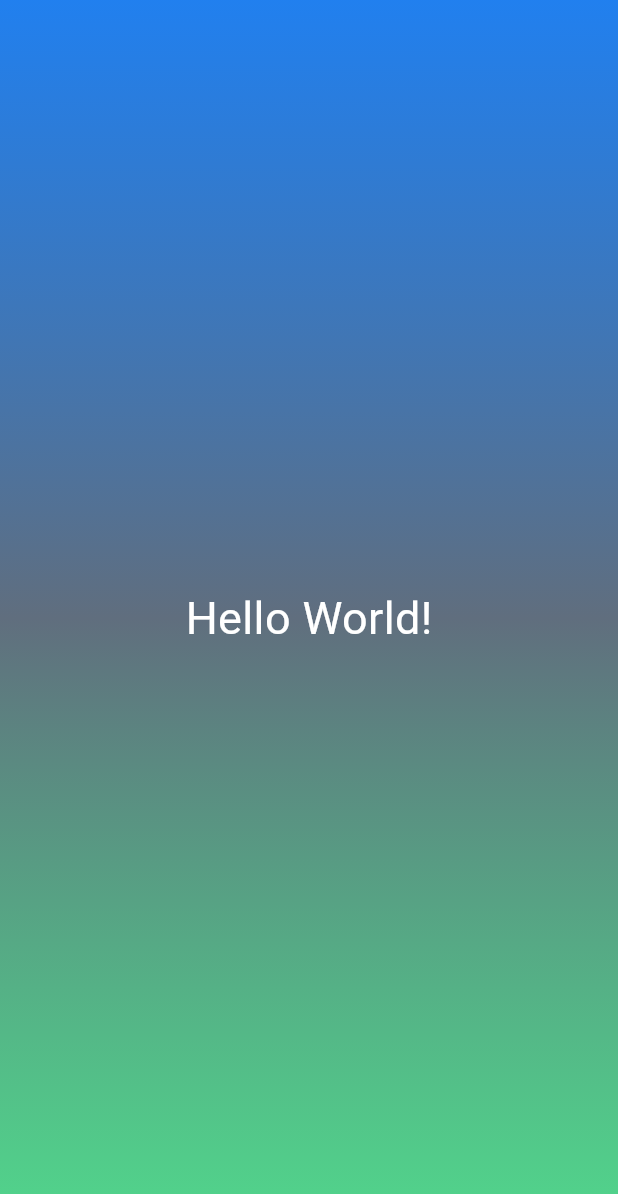
After one commit to alessandro-barate/first-flutter-app, a Flutter app: the screen it shows after launch, on a phone screen of 412 x 824 dp. The commit adds this screen. Shown: the top 1194 px of the screen. Run offline on Flutter 3.47's test engine with Material 3 defaults, Android fonts, the phone set to English and light mode, and no system bars.

Commit message:
Creating the gradient container class

```diff
--- /dev/null
+++ b/lib/gradient_container.dart
@@ -0,0 +1,29 @@
+import 'package:flutter/material.dart';
+
+// Gradient Container
+class GradientContainer extends StatelessWidget {
+  const GradientContainer({super.key});
+
+  @override
+  Widget build(context) {
+    return Container(
+      decoration: const BoxDecoration(
+        gradient: LinearGradient(
+          begin: Alignment.topCenter,
+          end: Alignment.bottomCenter,
+          colors: [
+            Color.fromARGB(222, 0, 110, 236),
+            Color.fromARGB(255, 96, 110, 126),
+            Color.fromARGB(211, 45, 208, 116),
+          ],
+        ),
+      ),
+      child: const Center(
+        child: Text(
+          'Hello World!',
+          style: TextStyle(color: Colors.white, fontSize: 30), // TextStyle
+        ), // Text
+      ), // Center
+    ); // Container
+  }
+}
```
Also changed, not shown: lib/main.dart (+2 -25 lines).
